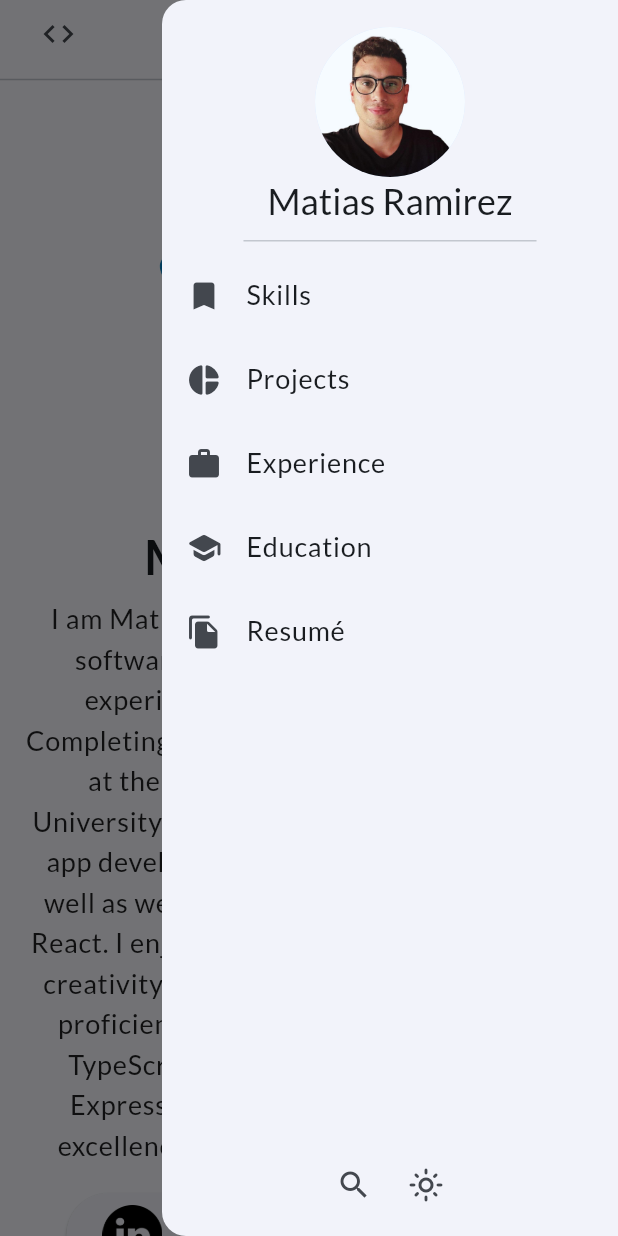
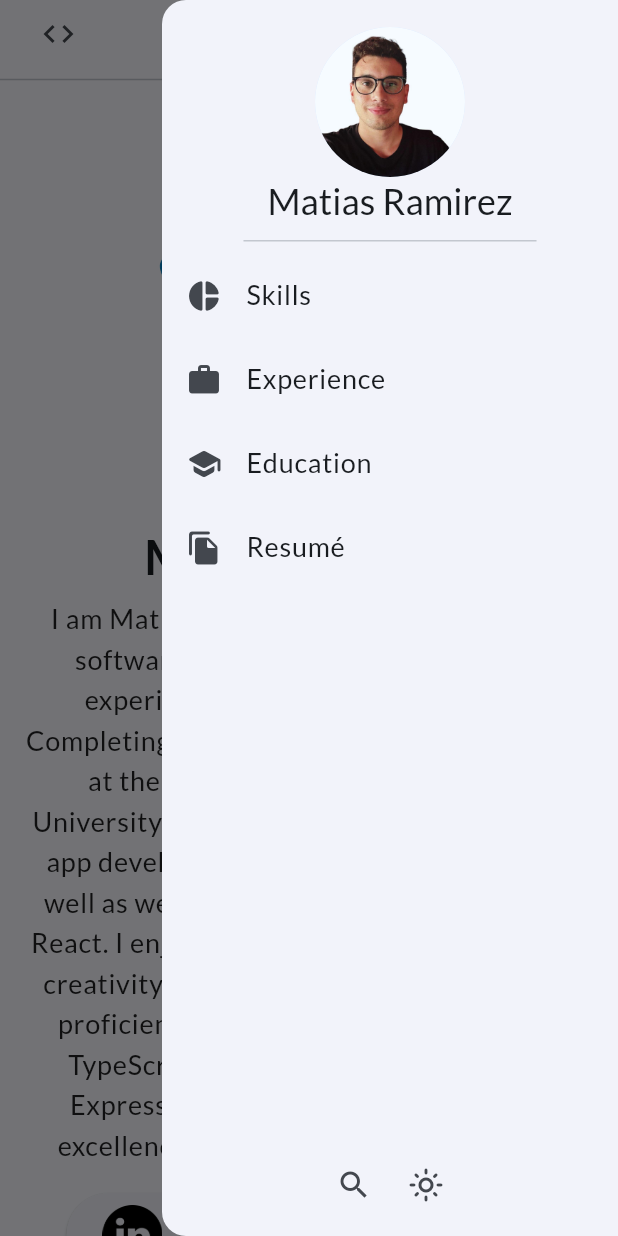
Before and after one commit to ramirezsebas/portfolio, a Flutter app: the screen it shows after launch, with the side drawer open, on a phone screen of 412 x 824 dp. Run offline on Flutter 3.47's test engine with Material 3 defaults, Android fonts, the phone set to English and light mode, and no system bars; drawn by our look-alikes of card_swiper; our stand-ins replace flutter_riverpod, go_router, google_fonts, riverpod_annotation; generated files the repository leaves out were written again.

Commit message:
Update icon for Skills in navItems

```diff
--- a/lib/helpers/nav_items.dart
+++ b/lib/helpers/nav_items.dart
@@ -14,15 +14,15 @@ class NavItem {
 
 const navItems = [
   NavItem(
-    icon: Icon(Icons.bookmark_rounded),
+    icon: Icon(Icons.donut_small_rounded),
     label: "Skills",
     pathName: 'skills',
   ),
-  NavItem(
-    icon: Icon(Icons.donut_small_rounded),
-    label: "Projects",
-    pathName: 'projects',
-  ),
+  // NavItem(
+  //   icon: Icon(Icons.donut_small_rounded),
+  //   label: "Projects",
+  //   pathName: 'projects',
+  // ),
   NavItem(
     icon: Icon(Icons.work_rounded),
     label: "Experience",
```
